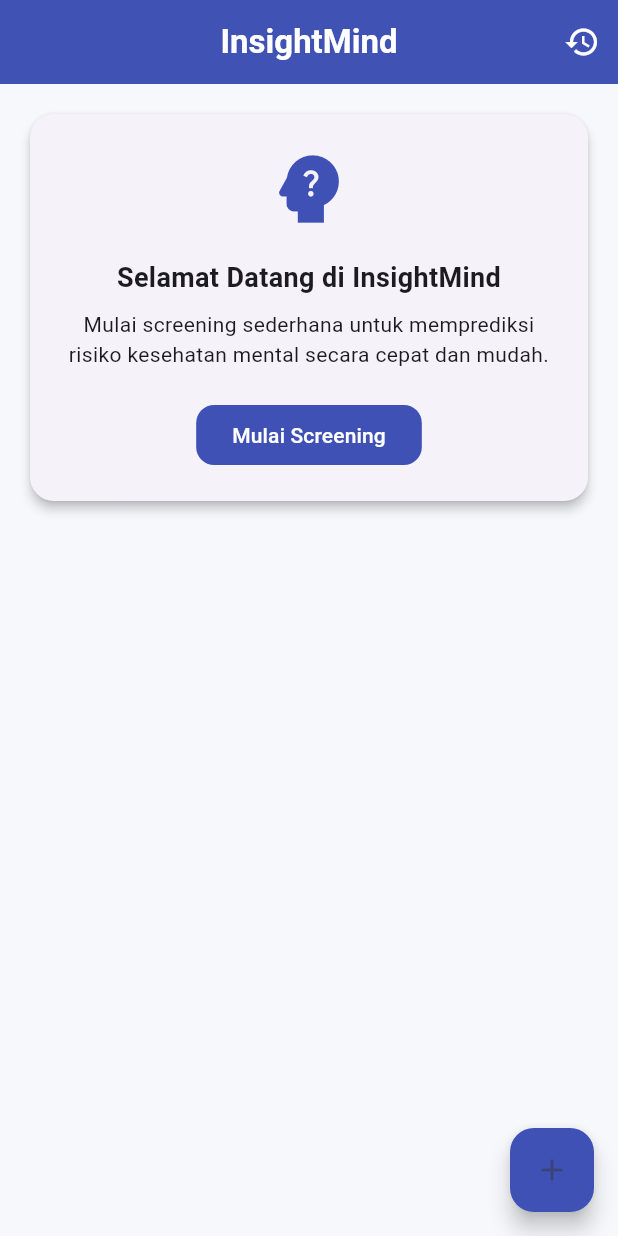
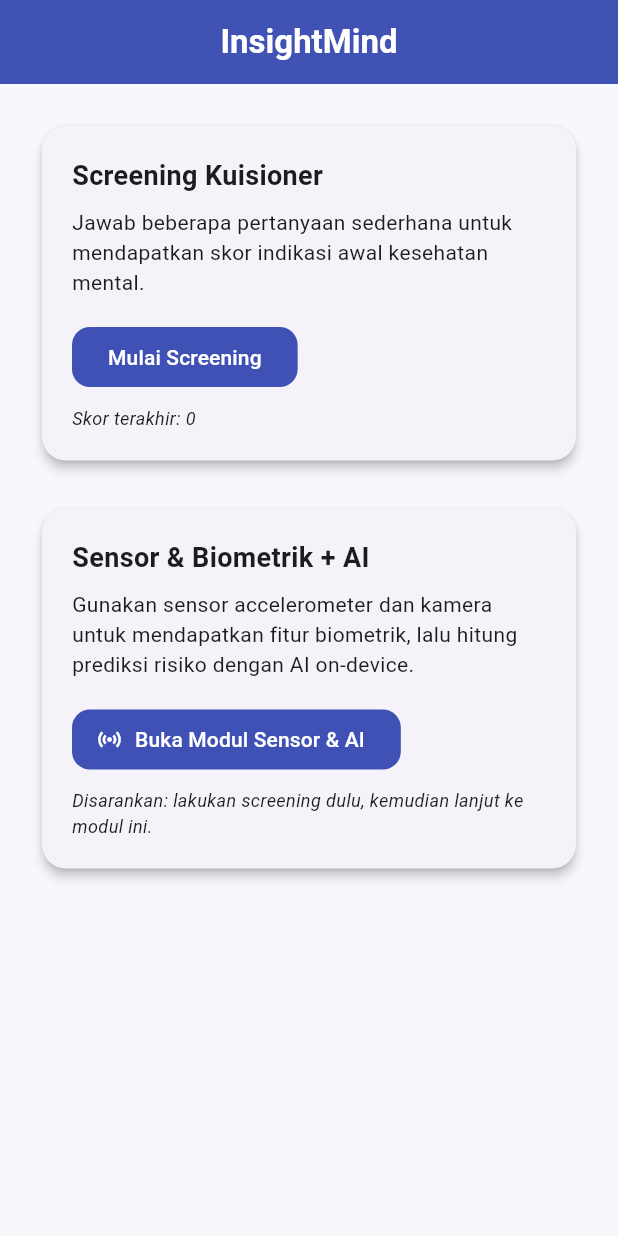
Before and after one commit to el-libra/projectmind-materi, a Flutter app: the screen it shows after launch, on a phone screen of 412 x 824 dp. Run offline on Flutter 3.47's test engine with Material 3 defaults, Android fonts, the phone set to English and light mode, and no system bars; our stand-ins replace camera, flutter_riverpod, hive, hive_flutter, sensors_plus; accounts and stored records are empty; Roboto replaces fonts that are missing (Poppins).

Commit message:
Sensor Repository
Acc

```diff
--- /dev/null
+++ b/lib/features/insightmind/data/models/feature_vendor.dart
@@ -0,0 +1,16 @@
+// WEEK7: Feature Vector untuk AI InsightMind
+class FeatureVector {
+  final double screeningScore; // Skor dari kuisioner
+  final double activityMean; // Rata-rata magnitude accelerometer
+  final double activityVar; // Variansi accelerometer (indikator stres)
+  final double ppgMean; // Rata-rata sinyal PPG-like
+  final double ppgVar; // Variansi PPG-like
+
+  FeatureVector({
+    required this.screeningScore,
+    required this.activityMean,
+    required this.activityVar,
+    required this.ppgMean,
+    required this.ppgVar,
+  });
+}
--- a/lib/features/insightmind/presentation/pages/home_page.dart
+++ b/lib/features/insightmind/presentation/pages/home_page.dart
@@ -1,36 +1,25 @@
 import 'package:flutter/material.dart';
 import 'package:flutter_riverpod/flutter_riverpod.dart';
+
 import '../providers/score_provider.dart';
-import 'screening_page.dart';
-import 'history_page.dart'; // WEEK5: import halaman riwayat
+import 'screening_page.dart'; // alur Minggu 2–5
+import 'biometric_page.dart'; // alur Minggu 6–8
 
 class HomePage extends ConsumerWidget {
   const HomePage({super.key});
 
   @override
   Widget build(BuildContext context, WidgetRef ref) {
-    final answers = ref.watch(answersProvider);
+    final score = ref.watch(scoreProvider);
 
     return Scaffold(
       appBar: AppBar(
         title: const Text('InsightMind'),
-        actions: [
-          // WEEK5: tombol menuju halaman riwayat
-          IconButton(
-            icon: const Icon(Icons.history),
-            tooltip: 'Riwayat Screening',
-            onPressed: () {
-              Navigator.push(
-                context,
-                MaterialPageRoute(builder: (_) => const HistoryPage()),
-              );
-            },
-          ),
-        ],
       ),
       body: ListView(
-        padding: const EdgeInsets.all(16),
+        padding: const EdgeInsets.all(24),
         children: [
+          // Kartu 1: Screening Kuisioner (M2–M5)
           Card(
             shape:
                 RoundedRectangleBorder(borderRadius: BorderRadius.circular(16)),
@@ -38,22 +27,18 @@
             child: Padding(
               padding: const EdgeInsets.all(20),
               child: Column(
+                crossAxisAlignment: CrossAxisAlignment.start,
                 children: [
-                  const Icon(Icons.psychology_alt,
-                      size: 60, color: Colors.indigo),
-                  const SizedBox(height: 16),
                   const Text(
-                    'Selamat Datang di InsightMind',
+                    'Screening Kuisioner',
                     style: TextStyle(fontSize: 18, fontWeight: FontWeight.bold),
-                    textAlign: TextAlign.center,
                   ),
                   const SizedBox(height: 8),
                   const Text(
-                    'Mulai screening sederhana untuk memprediksi risiko '
-                    'kesehatan mental secara cepat dan mudah.',
-                    textAlign: TextAlign.center,
+                    'Jawab beberapa pertanyaan sederhana untuk mendapatkan '
+                    'skor indikasi awal kesehatan mental.',
                   ),
-                  const SizedBox(height: 20),
+                  const SizedBox(height: 16),
                   FilledButton(
                     onPressed: () {
                       Navigator.push(
@@ -64,27 +49,54 @@
                     },
                     child: const Text('Mulai Screening'),
                   ),
+                  const SizedBox(height: 8),
+                  Text(
+                    'Skor terakhir: $score',
+                    style: const TextStyle(
+                        fontSize: 12, fontStyle: FontStyle.italic),
+                  ),
                 ],
               ),
             ),
           ),
+
           const SizedBox(height: 24),
-          if (answers.isNotEmpty)
+
+          // Kartu 2: Sensor & Biometrik (M6 + M7)
           Card(
-              shape: RoundedRectangleBorder(
-                  borderRadius: BorderRadius.circular(12)),
+            shape:
+                RoundedRectangleBorder(borderRadius: BorderRadius.circular(16)),
+            elevation: 3,
             child: Padding(
-                padding: const EdgeInsets.all(16),
+              padding: const EdgeInsets.all(20),
               child: Column(
+                crossAxisAlignment: CrossAxisAlignment.start,
                 children: [
-                    const Text('Riwayat Simulasi Minggu 2',
-                        style: TextStyle(fontWeight: FontWeight.bold)),
+                  const Text(
+                    'Sensor & Biometrik + AI',
+                    style: TextStyle(fontSize: 18, fontWeight: FontWeight.bold),
+                  ),
                   const SizedBox(height: 8),
-                    Wrap(
-                      spacing: 8,
-                      children: [
-                        for (final a in answers) Chip(label: Text('$a'))
-                      ],
+                  const Text(
+                    'Gunakan sensor accelerometer dan kamera untuk mendapatkan '
+                    'fitur biometrik, lalu hitung prediksi risiko dengan AI on-device.',
+                  ),
+                  const SizedBox(height: 16),
+                  FilledButton.icon(
+                    icon: const Icon(Icons.sensors),
+                    label: const Text('Buka Modul Sensor & AI'),
+                    onPressed: () {
+                      Navigator.push(
+                        context,
+                        MaterialPageRoute(
+                            builder: (_) => const BiometricPage()),
+                      );
+                    },
+                  ),
+                  const SizedBox(height: 8),
+                  const Text(
+                    'Disarankan: lakukan screening dulu, kemudian lanjut ke modul ini.',
+                    style: TextStyle(fontSize: 12, fontStyle: FontStyle.italic),
                   ),
                 ],
               ),
@@ -92,17 +104,6 @@
           ),
         ],
       ),
-      floatingActionButton: FloatingActionButton(
-        backgroundColor: Colors.indigo,
-        onPressed: () {
-          // (materi M2) — simulasi tambah angka 0..3
-          final newValue = (DateTime.now().millisecondsSinceEpoch % 4).toInt();
-          final current = [...ref.read(answersProvider)];
-          current.add(newValue);
-          ref.read(answersProvider.notifier).state = current;
-        },
-        child: const Icon(Icons.add),
-      ),
     );
   }
 }
--- a/pubspec.yaml
+++ b/pubspec.yaml
@@ -40,6 +40,8 @@
   # Use with the CupertinoIcons class for iOS style icons.
   cupertino_icons: ^1.0.8
   uuid: ^4.5.1
+  sensors_plus: ^6.0.1
+  camera: ^0.11.0+2
 
 dev_dependencies:
   flutter_test:
```
Also changed, not shown: lib/features/domain/usecases/predict_risk_ai.dart (added, +30 -0 lines), lib/features/insightmind/presentation/pages/ai_result_page.dart (added, +65 -0 lines), lib/features/insightmind/presentation/pages/biometric_page.dart (added, +114 -0 lines), lib/features/insightmind/presentation/providers/ai_provider.dart (added, +14 -0 lines), lib/features/insightmind/presentation/providers/ppg_provider.dart (added, +105 -0 lines), lib/features/insightmind/presentation/providers/sensors_provider.dart (added, +57 -0 lines), pubspec.lock. Lines whose indentation alone changed are shown as unchanged.
